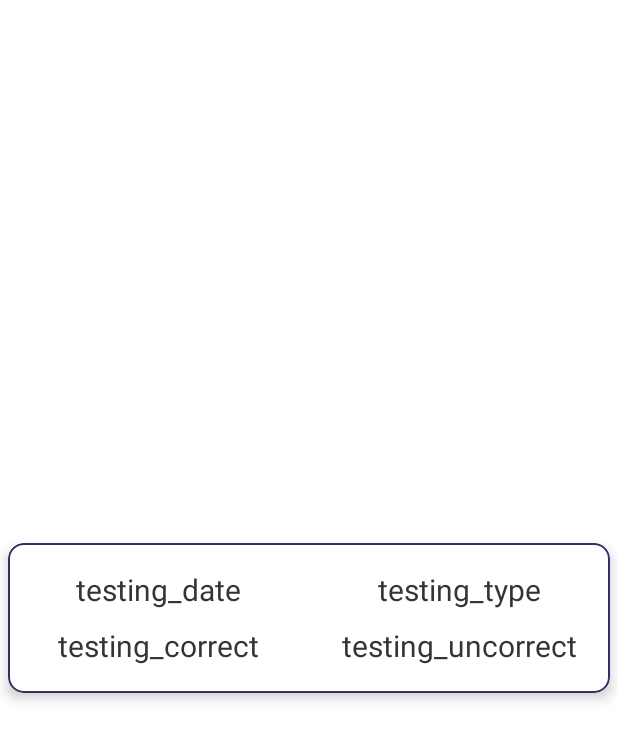
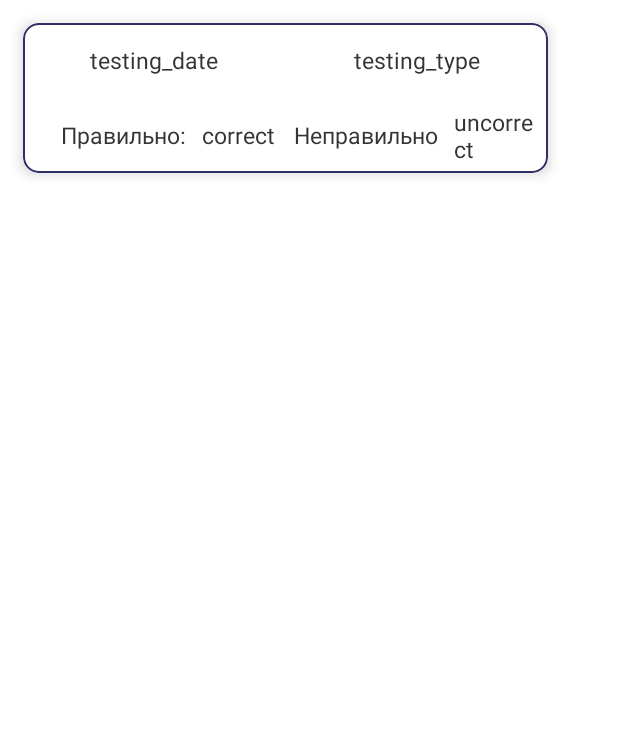
Before and after one commit to GudDasha/Diploma, an Android app: the layout list_item_statistic.xml on its own in the app's theme, with its tools: preview values and no code run, on a phone screen of 412 x 824 dp. Shown: the top 741 px of the screen. Run offline under Robolectric (Android 15) with nearby library versions, the phone set to English and light mode, and no system bars.

Commit message:
second commit

```diff
--- a/app/src/main/java/com/example/just_drive/Result.java
+++ b/app/src/main/java/com/example/just_drive/Result.java
@@ -41,22 +41,16 @@ public class Result extends AppCompatActivity {
         //загрузка результатов в базу данных
         if(pass.equals("Экзамен сдан!")){
             txt_result.setText(pass);
-            Random random = new Random();
-            //int i = random.nextInt();
             Results newResult = new Results(date,"Экзамен", getCorrectAnswer, getIncorrectAnswer);
             writeResultToDB(newResult, "Экзамен");
         }
         else if(pass.equals("Экзамен не сдан!")){
             txt_result.setText(pass);
-            Random random = new Random();
-            //int i = random.nextInt();
             Results newResult = new Results(date,"Экзамен", getCorrectAnswer, getIncorrectAnswer);
             writeResultToDB(newResult, "Экзамен");
         }
         else if (pass.equals("")){
             txt_result.setText("");
-            Random random = new Random();
-            //int i = random.nextInt();
             Results newResult = new Results(date,"Тренировка", getCorrectAnswer, getIncorrectAnswer);
             writeResultToDB(newResult, name);
         }
--- a/app/src/main/res/layout/list_item_statistic.xml
+++ b/app/src/main/res/layout/list_item_statistic.xml
@@ -2,10 +2,9 @@
 <androidx.cardview.widget.CardView
     xmlns:android="http://schemas.android.com/apk/res/android"
     xmlns:app="http://schemas.android.com/apk/res-auto"
-    android:layout_width="match_parent"
+    android:layout_width="350dp"
     android:layout_height="100dp"
-    android:layout_gravity="center"
-    android:layout_margin="5dp"
+    android:layout_margin="15dp"
     app:cardCornerRadius="10dp"
     app:cardElevation="5dp">
 
@@ -16,48 +15,88 @@
         android:weightSum="2"
         android:orientation="horizontal">
        <LinearLayout
-           android:layout_width="0dp"
+           android:layout_width="match_parent"
            android:layout_height="match_parent"
            android:orientation="vertical"
            android:layout_weight="1"
+           android:weightSum="2"
+           android:gravity="center">
+           <TextView
+               android:layout_weight="1"
+               android:layout_width="wrap_content"
+               android:layout_height="match_parent"
+               android:id="@+id/date"
+               android:gravity="center"
+               android:layout_gravity="center"
+               android:textColor="#373333"
+               android:text="testing_date"
+               android:padding="5dp"
+               android:textSize="15dp"></TextView>
+           <LinearLayout
+               android:orientation="horizontal"
+               android:layout_weight="1"
+               android:layout_width="match_parent"
+               android:layout_height="match_parent"
                android:gravity="center">
                <TextView
                    android:layout_width="wrap_content"
                    android:layout_height="wrap_content"
-               android:id="@+id/date"
                    android:textColor="#373333"
-               android:text="testing_date"
-               android:layout_marginBottom="10dp"
-               android:textSize="20dp"></TextView>
+                   android:padding="5dp"
+                   android:layout_marginLeft="18dp"
+                   android:text="Правильно:"
+                   android:textSize="15dp"></TextView>
                <TextView
                    android:layout_width="wrap_content"
                    android:layout_height="wrap_content"
                    android:id="@+id/correct"
                    android:textColor="#373333"
-               android:text="testing_correct"
-               android:textSize="20dp"></TextView>
+                   android:padding="5dp"
+                   android:text="correct"
+                   android:textSize="15dp"></TextView>
+           </LinearLayout>
+
        </LinearLayout>
         <LinearLayout
-            android:layout_width="0dp"
+            android:layout_width="match_parent"
             android:layout_height="match_parent"
             android:orientation="vertical"
             android:layout_weight="1"
+            android:gravity="center"
+            android:weightSum="2">
+            <TextView
+                android:layout_weight="1"
+                android:layout_width="wrap_content"
+                android:layout_height="match_parent"
+                android:id="@+id/type"
+                android:textColor="#373333"
+                android:padding="5dp"
+                android:text="testing_type"
+                android:gravity="center"
+                android:textSize="15dp"></TextView>
+            <LinearLayout
+                android:layout_weight="1"
+                android:orientation="horizontal"
+                android:layout_width="match_parent"
+                android:layout_height="match_parent"
                 android:gravity="center">
                 <TextView
                     android:layout_width="wrap_content"
                     android:layout_height="wrap_content"
-                android:id="@+id/type"
                     android:textColor="#373333"
-                android:text="testing_type"
-                android:layout_marginBottom="10dp"
-                android:textSize="20dp"></TextView>
+                    android:padding="5dp"
+                    android:text="Неправильно"
+                    android:textSize="15dp"></TextView>
                 <TextView
                     android:layout_width="wrap_content"
                     android:layout_height="wrap_content"
                     android:textColor="#373333"
+                    android:padding="5dp"
                     android:id="@+id/uncorrect"
-                android:text="testing_uncorrect"
-                android:textSize="20dp"></TextView>
+                    android:text="uncorrect"
+                    android:textSize="15dp"></TextView>
+            </LinearLayout>
+
         </LinearLayout>
     </LinearLayout>
 
```
Also changed, not shown: app/src/main/java/com/example/just_drive/Bulet_Settings.java (+23 -26 lines), app/src/main/java/com/example/just_drive/Settings.java (+13 -8 lines), app/src/main/java/com/example/just_drive/StateStatistic.java (+7 -7 lines), app/src/main/java/com/example/just_drive/StateStatisticAdapter.java (+6 -5 lines), app/src/main/java/com/example/just_drive/Statistic.java (+3 -11 lines), app/src/main/res/layout/activity_statistic.xml (+8 -78 lines). Lines whose indentation alone changed are shown as unchanged.
